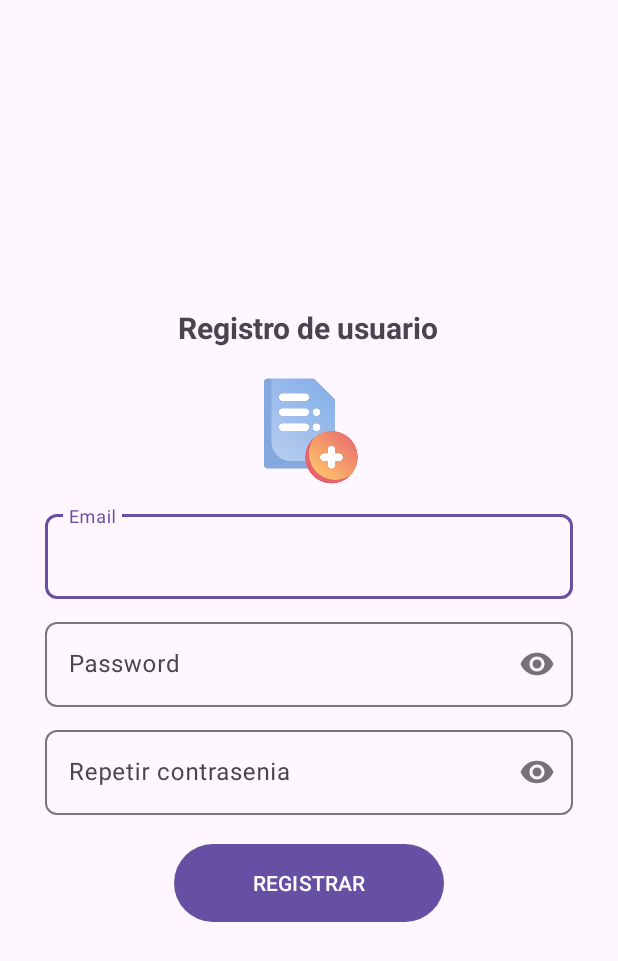
After one commit to maiyq1/upc_project_carga, an Android app: the Registro_email screen opened directly, with no data from a screen before it, on a phone screen of 412 x 824 dp. The commit adds this screen. Shown: the top 961 px of the screen. Run offline under Robolectric (Android 15) with nearby library versions, the phone set to English and light mode, and no system bars.

Commit message:
activityRegistrarUsuario

```diff
--- a/app/src/main/AndroidManifest.xml
+++ b/app/src/main/AndroidManifest.xml
@@ -14,6 +14,9 @@
         android:supportsRtl="true"
         android:theme="@style/Theme.Upc_carga_facil"
         tools:targetApi="31">
+        <activity
+            android:name=".Registro_email"
+            android:exported="false" />
         <activity
             android:name=".Opciones_Login.Login_email"
             android:exported="false" />
--- a/app/src/main/java/com/example/upc_carga_facil/Opciones_Login/Login_email.kt
+++ b/app/src/main/java/com/example/upc_carga_facil/Opciones_Login/Login_email.kt
@@ -1,21 +1,25 @@
 package com.example.upc_carga_facil.Opciones_Login
 
+import android.content.Intent
 import android.os.Bundle
 import androidx.activity.enableEdgeToEdge
 import androidx.appcompat.app.AppCompatActivity
 import androidx.core.view.ViewCompat
 import androidx.core.view.WindowInsetsCompat
 import com.example.upc_carga_facil.R
+import com.example.upc_carga_facil.Registro_email
+import com.example.upc_carga_facil.databinding.ActivityLoginEmailBinding
 
 class Login_email : AppCompatActivity() {
+    private lateinit var binding: ActivityLoginEmailBinding
+
     override fun onCreate(savedInstanceState: Bundle?) {
         super.onCreate(savedInstanceState)
-        enableEdgeToEdge()
-        setContentView(R.layout.activity_login_email)
-        ViewCompat.setOnApplyWindowInsetsListener(findViewById(R.id.main)) { v, insets ->
-            val systemBars = insets.getInsets(WindowInsetsCompat.Type.systemBars())
-            v.setPadding(systemBars.left, systemBars.top, systemBars.right, systemBars.bottom)
-            insets
+        binding = ActivityLoginEmailBinding.inflate(layoutInflater)
+        setContentView(binding.root)
+
+        binding.TxtRegistrarme.setOnClickListener {
+            startActivity(Intent(this@Login_email, Registro_email::class.java))
         }
     }
 }
--- /dev/null
+++ b/app/src/main/java/com/example/upc_carga_facil/Registro_email.kt
@@ -0,0 +1,20 @@
+package com.example.upc_carga_facil
+
+import android.os.Bundle
+import androidx.activity.enableEdgeToEdge
+import androidx.appcompat.app.AppCompatActivity
+import androidx.core.view.ViewCompat
+import androidx.core.view.WindowInsetsCompat
+
+class Registro_email : AppCompatActivity() {
+    override fun onCreate(savedInstanceState: Bundle?) {
+        super.onCreate(savedInstanceState)
+        enableEdgeToEdge()
+        setContentView(R.layout.activity_registro_email)
+        ViewCompat.setOnApplyWindowInsetsListener(findViewById(R.id.main)) { v, insets ->
+            val systemBars = insets.getInsets(WindowInsetsCompat.Type.systemBars())
+            v.setPadding(systemBars.left, systemBars.top, systemBars.right, systemBars.bottom)
+            insets
+        }
+    }
+}
--- /dev/null
+++ b/app/src/main/res/layout/activity_registro_email.xml
@@ -0,0 +1,101 @@
+<?xml version="1.0" encoding="utf-8"?>
+<RelativeLayout
+    xmlns:android="http://schemas.android.com/apk/res/android"
+    xmlns:app="http://schemas.android.com/apk/res-auto"
+    xmlns:tools="http://schemas.android.com/tools"
+    android:id="@+id/main"
+    android:layout_width="match_parent"
+    android:layout_height="match_parent"
+    tools:context=".Registro_email">
+
+    <androidx.appcompat.widget.LinearLayoutCompat
+        android:layout_width="match_parent"
+        android:layout_height="match_parent"
+        android:orientation="vertical"
+        android:padding="30dp"
+        android:gravity="center">
+
+        <TextView
+            android:text="@string/Txt_registro"
+            android:layout_width="wrap_content"
+            android:layout_height="wrap_content"
+            android:textSize="20sp"
+            android:textStyle="bold"/>
+
+        <ImageView
+            android:layout_marginTop="15dp"
+            android:src="@drawable/registro"
+            android:layout_width="80dp"
+            android:layout_height="80dp"/>
+
+        <!--Email-->
+        <com.google.android.material.textfield.TextInputLayout
+            android:layout_width="match_parent"
+            android:layout_height="wrap_content"
+            android:layout_marginTop="10dp"
+            app:boxCornerRadiusBottomEnd="8dp"
+            app:boxCornerRadiusBottomStart="8dp"
+            app:boxCornerRadiusTopEnd="8dp"
+            app:boxCornerRadiusTopStart="8dp">
+
+            <EditText
+                android:id="@+id/Et_email"
+                android:hint="@string/Et_email"
+                android:inputType="textEmailAddress"
+                android:layout_width="match_parent"
+                android:layout_height="wrap_content"/>
+
+        </com.google.android.material.textfield.TextInputLayout>
+
+        <!--Password-->
+        <com.google.android.material.textfield.TextInputLayout
+            android:layout_width="match_parent"
+            android:layout_height="wrap_content"
+            android:layout_marginTop="10dp"
+            app:boxCornerRadiusBottomEnd="8dp"
+            app:boxCornerRadiusBottomStart="8dp"
+            app:boxCornerRadiusTopEnd="8dp"
+            app:boxCornerRadiusTopStart="8dp"
+            app:passwordToggleEnabled="true">
+
+            <EditText
+                android:id="@+id/Et_password"
+                android:hint="@string/Et_password"
+                android:inputType="textPassword"
+                android:layout_width="match_parent"
+                android:layout_height="wrap_content"/>
+
+        </com.google.android.material.textfield.TextInputLayout>
+
+        <!--Repetir password-->
+        <com.google.android.material.textfield.TextInputLayout
+            android:layout_width="match_parent"
+            android:layout_height="wrap_content"
+            android:layout_marginTop="10dp"
+            app:boxCornerRadiusBottomEnd="8dp"
+            app:boxCornerRadiusBottomStart="8dp"
+            app:boxCornerRadiusTopEnd="8dp"
+            app:boxCornerRadiusTopStart="8dp"
+            app:passwordToggleEnabled="true">
+
+            <EditText
+                android:id="@+id/Et_r_password"
+                android:hint="@string/Et_r_password"
+                android:inputType="textPassword"
+                android:layout_width="match_parent"
+                android:layout_height="wrap_content"/>
+
+        </com.google.android.material.textfield.TextInputLayout>
+
+        <!--Btn Registrar-->
+        <com.google.android.material.button.MaterialButton
+            android:id="@+id/Btn_registrar"
+            android:text="@string/Btn_registrar"
+            android:textAllCaps="true"
+            android:layout_marginTop="15dp"
+            android:layout_width="180dp"
+            android:layout_height="@dimen/m_button_height"/>
+
+    </androidx.appcompat.widget.LinearLayoutCompat>
+
+</RelativeLayout>
--- a/app/src/main/res/values/strings.xml
+++ b/app/src/main/res/values/strings.xml
@@ -15,6 +15,10 @@
     <string name="Txt_no_cuenta">¿No tienes una cuenta?</string>
     <string name="Txt_registrarme">REGISTRARME</string>
 
+    <string name="Txt_registro">Registro de usuario</string>
+    <string name="Et_r_password">Repetir contrasenia</string>
+    <string name="Btn_registrar">Registrar</string>
+
     <!-- TODO: Remove or change this placeholder text -->
     <string name="hello_blank_fragment">Hello blank fragment</string>
 
```
Also changed, not shown: app/src/main/res/drawable/registro.png (added).
